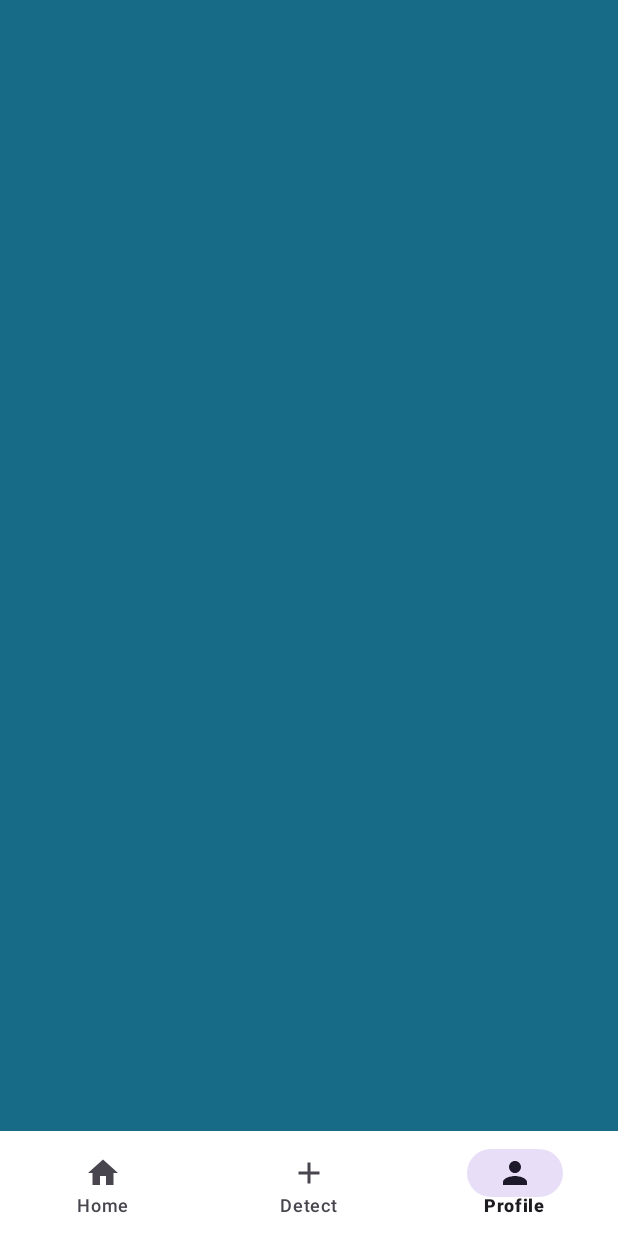
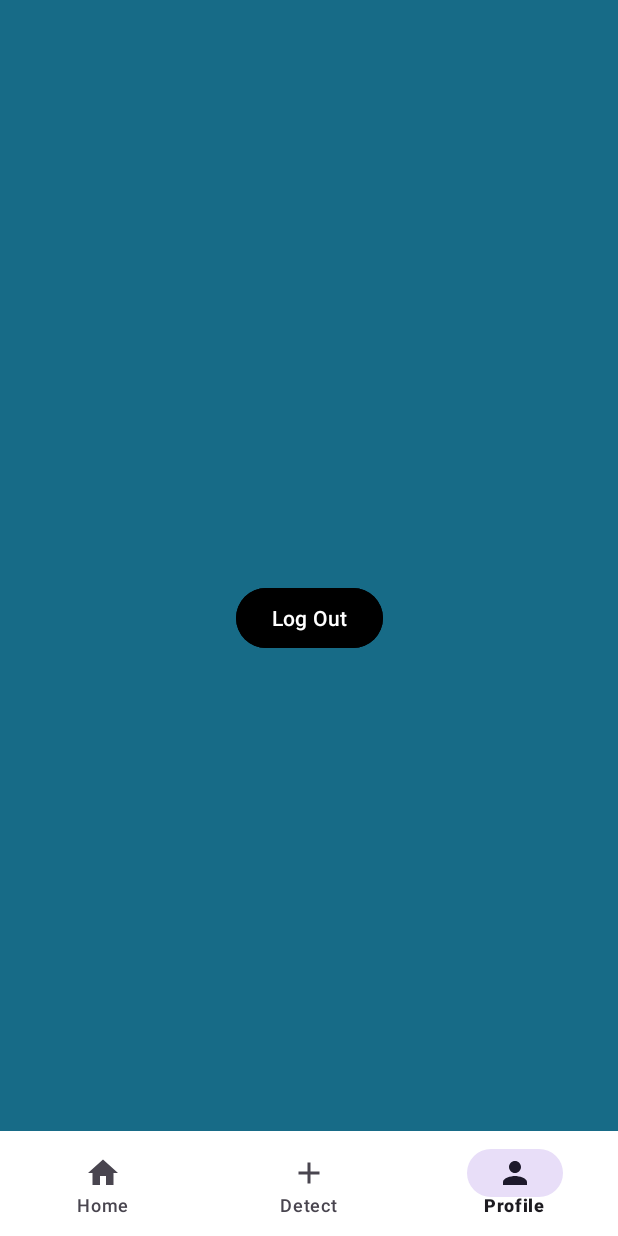
Before and after one commit to Ewal03/JobGuardian, an Android app: the ProfileFragment screen opened through its navigation route, on a phone screen of 412 x 824 dp. Run offline under Robolectric (Android 15) with nearby library versions, the phone set to English and light mode, and no system bars; our stand-ins replace CircleImageView, Firebase (no records; nobody signed in at launch, a user with empty details on screens opened directly), navigation-ui.

Commit message:
initial commit

```diff
--- a/app/src/main/java/com/example/jobguardian/ui/authenticaion/WelcomeActivity.kt
+++ b/app/src/main/java/com/example/jobguardian/ui/authenticaion/WelcomeActivity.kt
@@ -18,6 +18,8 @@ class WelcomeActivity : AppCompatActivity() {
         setContentView(binding.root)
 
         setupAction()
+
+        supportActionBar?.hide()
     }
 
     private fun setupAction() {
--- a/app/src/main/java/com/example/jobguardian/ui/authenticaion/signUp/SignUpActivity.kt
+++ b/app/src/main/java/com/example/jobguardian/ui/authenticaion/signUp/SignUpActivity.kt
@@ -8,5 +8,7 @@ class SignUpActivity : AppCompatActivity() {
     override fun onCreate(savedInstanceState: Bundle?) {
         super.onCreate(savedInstanceState)
         setContentView(R.layout.activity_sign_up)
+
+        supportActionBar?.hide()
     }
 }
--- a/app/src/main/java/com/example/jobguardian/ui/main/ui/notifications/ProfileFragment.kt
+++ b/app/src/main/java/com/example/jobguardian/ui/main/ui/notifications/ProfileFragment.kt
@@ -1,33 +1,58 @@
 package com.example.jobguardian.ui.main.ui.notifications
 
+import android.content.Intent
 import android.os.Bundle
 import android.view.LayoutInflater
 import android.view.View
 import android.view.ViewGroup
-import android.widget.TextView
 import androidx.fragment.app.Fragment
-import androidx.lifecycle.ViewModelProvider
 import com.example.jobguardian.databinding.FragmentProfileBinding
+import com.example.jobguardian.ui.authenticaion.signIn.SignInActivity
+import com.google.firebase.auth.FirebaseAuth
+import com.google.firebase.auth.ktx.auth
+import com.google.firebase.ktx.Firebase
 
 class ProfileFragment : Fragment() {
 
     private var _binding: FragmentProfileBinding? = null
-
-
     private val binding get() = _binding!!
+    private lateinit var auth: FirebaseAuth
 
     override fun onCreateView(
         inflater: LayoutInflater,
         container: ViewGroup?,
         savedInstanceState: Bundle?
     ): View {
-        val profileViewModel =
-            ViewModelProvider(this).get(ProfileViewModel::class.java)
-
         _binding = FragmentProfileBinding.inflate(inflater, container, false)
         val root: View = binding.root
 
+        auth = Firebase.auth
+
+        val firebaseUser = auth.currentUser
+        if (firebaseUser == null) {
+            // Not signed in, launch the Login activity
+            startSignInActivity()
+        }
+
+
+            binding.btnLogout.setOnClickListener {
+                signOut()
+            }
         return root
+
+    }
+
+    private fun startSignInActivity() {
+        val intent = Intent(requireContext(), SignInActivity::class.java)
+        startActivity(intent)
+        requireActivity().finish()
+    }
+
+    private fun signOut() {
+        auth.signOut()
+        val intent = Intent(requireContext(), SignInActivity::class.java)
+        startActivity(intent)
+        requireActivity().finish()
     }
 
     override fun onDestroyView() {
--- a/app/src/main/res/layout/fragment_profile.xml
+++ b/app/src/main/res/layout/fragment_profile.xml
@@ -16,6 +16,17 @@
         app:layout_constraintTop_toTopOf="parent"
         tools:src="@tools:sample/avatars"/>
 
+    <Button
+        android:id="@+id/btn_logout"
+        android:layout_width="wrap_content"
+        android:layout_height="wrap_content"
+        android:backgroundTint="@color/black"
+        android:text="Log Out"
+        app:layout_constraintBottom_toBottomOf="parent"
+        app:layout_constraintEnd_toEndOf="parent"
+        app:layout_constraintStart_toStartOf="parent"
+        app:layout_constraintTop_toTopOf="parent" />
+
 
 
 </androidx.constraintlayout.widget.ConstraintLayout>
```
Also changed, not shown: app/src/main/java/com/example/jobguardian/ui/authenticaion/signIn/SignInActivity.kt (+2 -8 lines).
